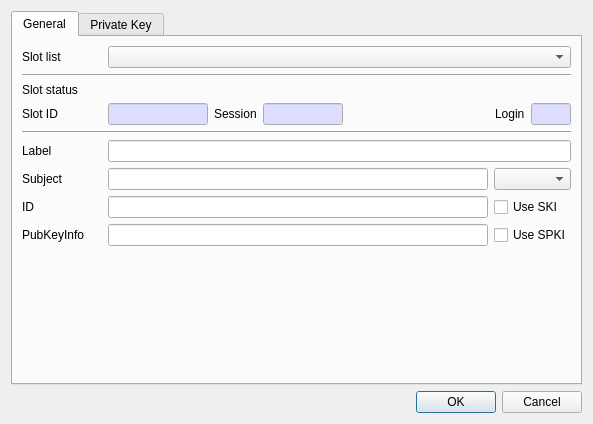
Old version of the form CryptokiMan/create_dsa_pri_key_dlg.ui in the repository jykim74/CryptokiMan.
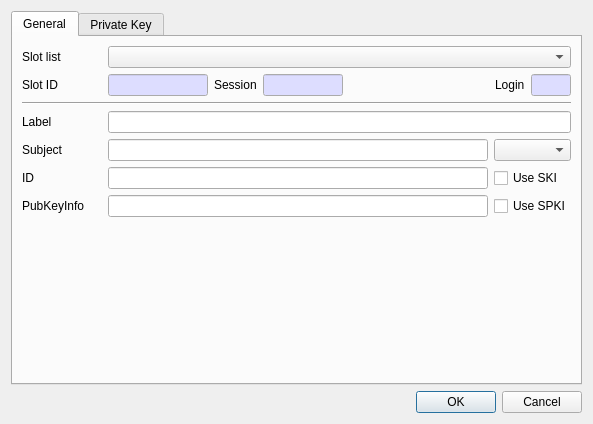
New version of the form. The open tabs and pages were chosen to show the change.

Patch:
```diff
--- a/CryptokiMan/create_dsa_pri_key_dlg.ui
+++ b/CryptokiMan/create_dsa_pri_key_dlg.ui
@@ -54,20 +54,6 @@
          </item>
         </layout>
        </item>
-       <item>
-        <widget class="Line" name="line">
-         <property name="orientation">
-          <enum>Qt::Horizontal</enum>
-         </property>
-        </widget>
-       </item>
-       <item>
-        <widget class="QLabel" name="label_2">
-         <property name="text">
-          <string>Slot status</string>
-         </property>
-        </widget>
-       </item>
        <item>
         <layout class="QGridLayout" name="gridLayout_3">
          <property name="topMargin">
```
Left out of the diff: 2 changed lines with no effect on the pictures.
